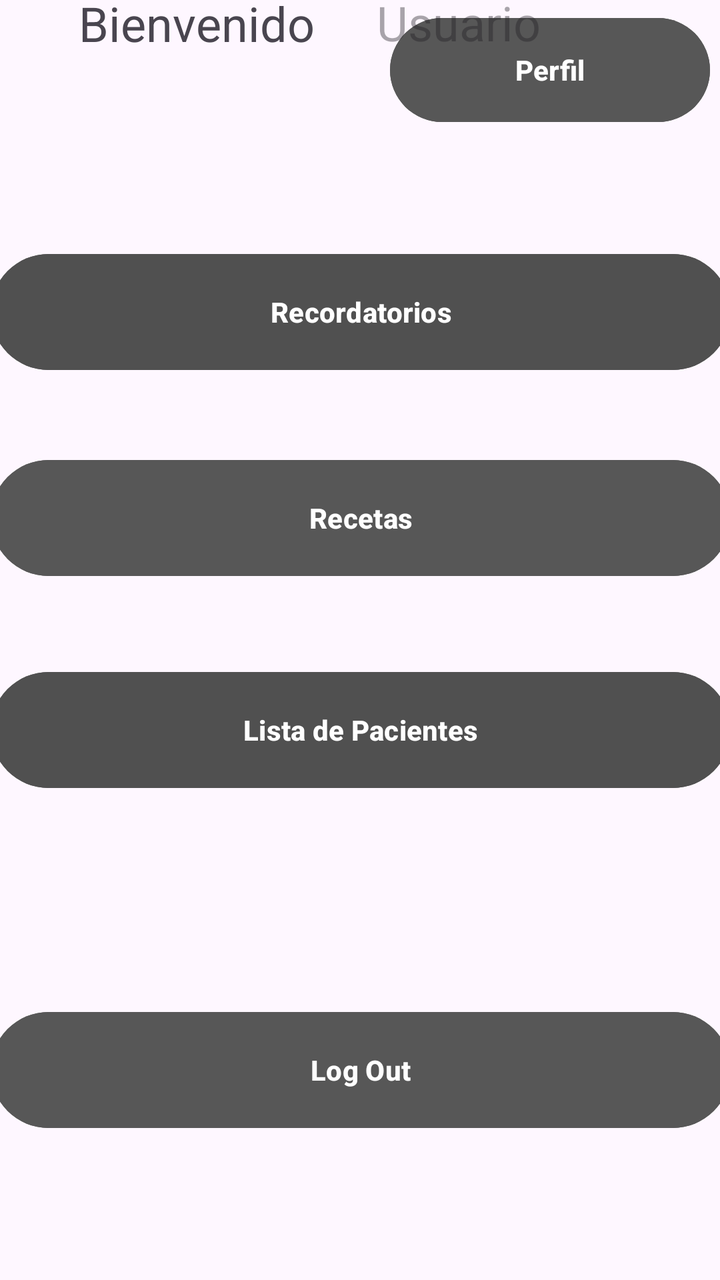
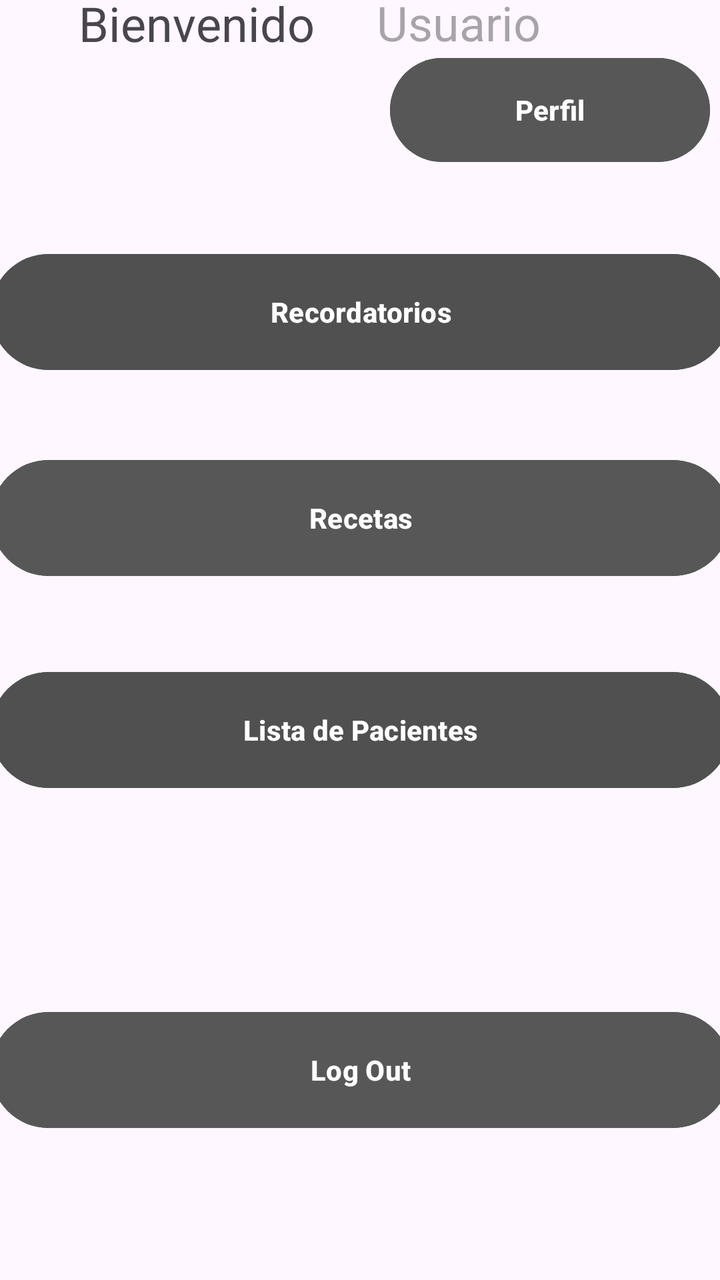

Screens rendered from an Android XML layout before and after an edit, with the pre-edit source and the edit as a unified diff.
<!-- AndroidManifest.xml: application theme Theme.MobilesVC -->
<!-- res/layout/main_menu_view.xml -->
<?xml version="1.0" encoding="utf-8"?>
<androidx.constraintlayout.widget.ConstraintLayout xmlns:android="http://schemas.android.com/apk/res/android"
    xmlns:app="http://schemas.android.com/apk/res-auto"
    xmlns:tools="http://schemas.android.com/tools"
    android:layout_width="match_parent"
    android:layout_height="match_parent"
    tools:layout_editor_absoluteX="-35dp"
    tools:layout_editor_absoluteY="186dp">

    <Button
        android:id="@+id/vPerfil"
        android:layout_width="160dp"
        android:layout_height="60dp"
        android:layout_marginTop="5dp"
        android:layout_marginEnd="5dp"
        android:backgroundTint="#575757"
        android:paddingVertical="14dp"
        android:text="Perfil"
        android:textStyle="bold"
        app:layout_constraintEnd_toEndOf="parent"
        app:layout_constraintTop_toTopOf="parent" />

    <Button
        android:id="@+id/vRecordatorios"
        android:layout_width="370dp"
        android:layout_height="66dp"
        android:layout_marginStart="15dp"
        android:layout_marginEnd="15dp"
        android:layout_marginBottom="37dp"
        android:backgroundTint="#505050"
        android:paddingVertical="14dp"
        android:text="Recordatorios"
        android:textStyle="bold"
        app:layout_constraintBottom_toTopOf="@+id/vRecetas"
        app:layout_constraintEnd_toEndOf="parent"
        app:layout_constraintHorizontal_bias="0.5"
        app:layout_constraintStart_toStartOf="parent" />

    <Button
        android:id="@+id/vLogOut"
        android:layout_width="370dp"
        android:layout_height="66dp"
        android:layout_marginBottom="72dp"
        android:backgroundTint="#575757"
        android:paddingVertical="14dp"
        android:text="Log Out"
        android:textStyle="bold"
        app:layout_constraintBottom_toBottomOf="parent"
        app:layout_constraintEnd_toEndOf="parent"
        app:layout_constraintHorizontal_bias="0.5"
        app:layout_constraintStart_toStartOf="parent" />

    <Button
        android:id="@+id/vPacientes"
        android:layout_width="370dp"
        android:layout_height="66dp"
        android:layout_marginStart="15dp"
        android:layout_marginEnd="15dp"
        android:layout_marginBottom="104dp"
        android:backgroundTint="#505050"
        android:paddingVertical="14dp"
        android:text="Lista de Pacientes"
        android:textStyle="bold"
        app:layout_constraintBottom_toTopOf="@+id/vLogOut"
        app:layout_constraintEnd_toEndOf="parent"
        app:layout_constraintHorizontal_bias="0.5"
        app:layout_constraintStart_toStartOf="parent" />

    <Button
        android:id="@+id/vRecetas"
        android:layout_width="370dp"
        android:layout_height="66dp"
        android:layout_marginStart="15dp"
        android:layout_marginEnd="15dp"
        android:layout_marginBottom="40dp"
        android:backgroundTint="#575757"
        android:paddingVertical="14dp"
        android:text="Recetas"
        android:textStyle="bold"
        app:layout_constraintBottom_toTopOf="@+id/vPacientes"
        app:layout_constraintEnd_toEndOf="parent"
        app:layout_constraintHorizontal_bias="0.5"
        app:layout_constraintStart_toStartOf="parent" />

    <TextView
        android:id="@+id/textView"
        android:layout_width="131dp"
        android:layout_height="33dp"
        android:layout_marginEnd="15dp"
        android:layout_marginBottom="100dp"
        android:text="Bienvenido"
        android:textSize="24sp"
        app:layout_constraintBottom_toTopOf="@+id/vRecordatorios"
        app:layout_constraintEnd_toEndOf="parent"
        app:layout_constraintHorizontal_bias="0.184"
        app:layout_constraintStart_toStartOf="parent"
        app:layout_constraintTop_toTopOf="parent"
        app:layout_constraintVertical_bias="0.5" />

    <TextView
        android:id="@+id/vCurrentUser"
        android:layout_width="157dp"
        android:layout_height="34dp"
        android:layout_marginStart="15dp"
        android:layout_marginBottom="100dp"
        android:hint="Usuario"
        android:textSize="24sp"
        app:layout_constraintBottom_toTopOf="@+id/vRecordatorios"
        app:layout_constraintEnd_toEndOf="parent"
        app:layout_constraintHorizontal_bias="0.172"
        app:layout_constraintStart_toEndOf="@+id/textView"
        app:layout_constraintTop_toTopOf="parent"
        app:layout_constraintVertical_bias="0.5" />

</androidx.constraintlayout.widget.ConstraintLayout>
<!-- resources referenced by this layout -->
<resources>
  <style name="Theme.MobilesVC" parent="Base.Theme.MobilesVC" />
  <style name="Base.Theme.MobilesVC" parent="Theme.Material3.DayNight.NoActionBar">
          
          
      </style>
</resources>

<!-- the commit's change to res/layout/main_menu_view.xml (unified diff, before → after) -->
@@ -11,7 +11,7 @@
         android:id="@+id/vPerfil"
         android:layout_width="160dp"
         android:layout_height="60dp"
-        android:layout_marginTop="5dp"
+        android:layout_marginTop="25dp"
         android:layout_marginEnd="5dp"
         android:backgroundTint="#575757"
         android:paddingVertical="14dp"
